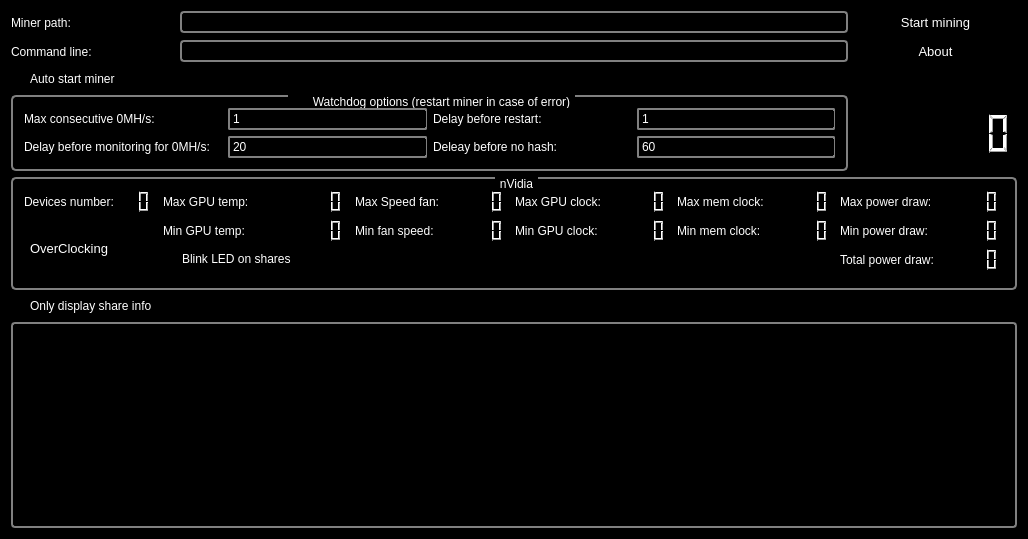
First picture: the form in mainwindow.ui, repository orkblutt/MinerLamp, before the edit.
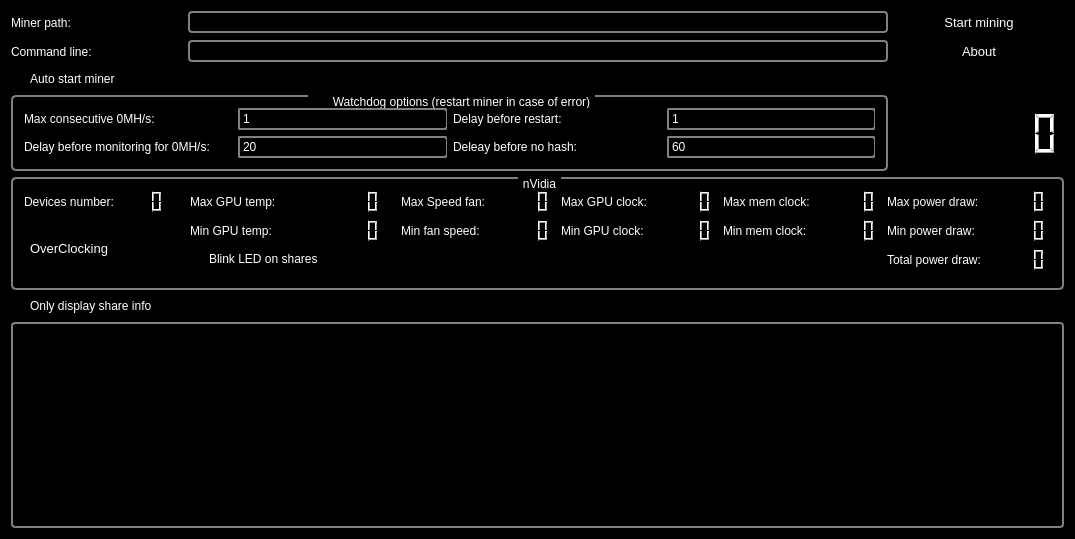
Second picture: the form after the edit. Icons and pictures are not drawn.

The edit to the form file:
```diff
--- a/mainwindow.ui
+++ b/mainwindow.ui
@@ -6,7 +6,7 @@
    <rect>
     <x>0</x>
     <y>0</y>
-    <width>916</width>
+    <width>1075</width>
     <height>539</height>
    </rect>
   </property>
```
Left out of the diff: 60 changed lines with no effect on the pictures.
